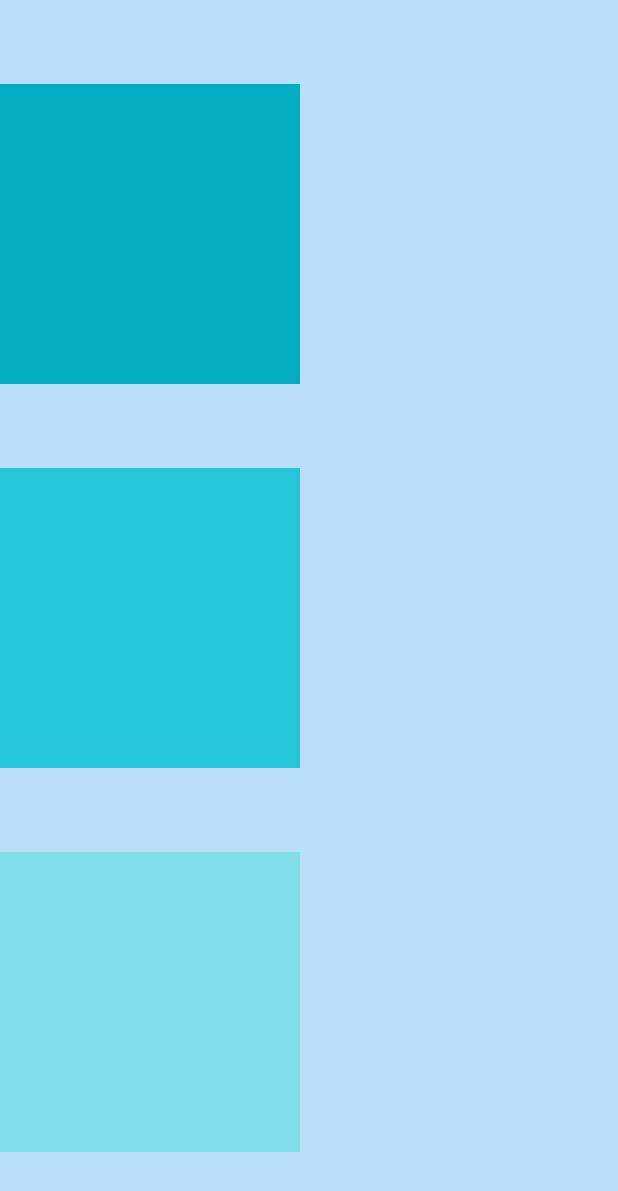
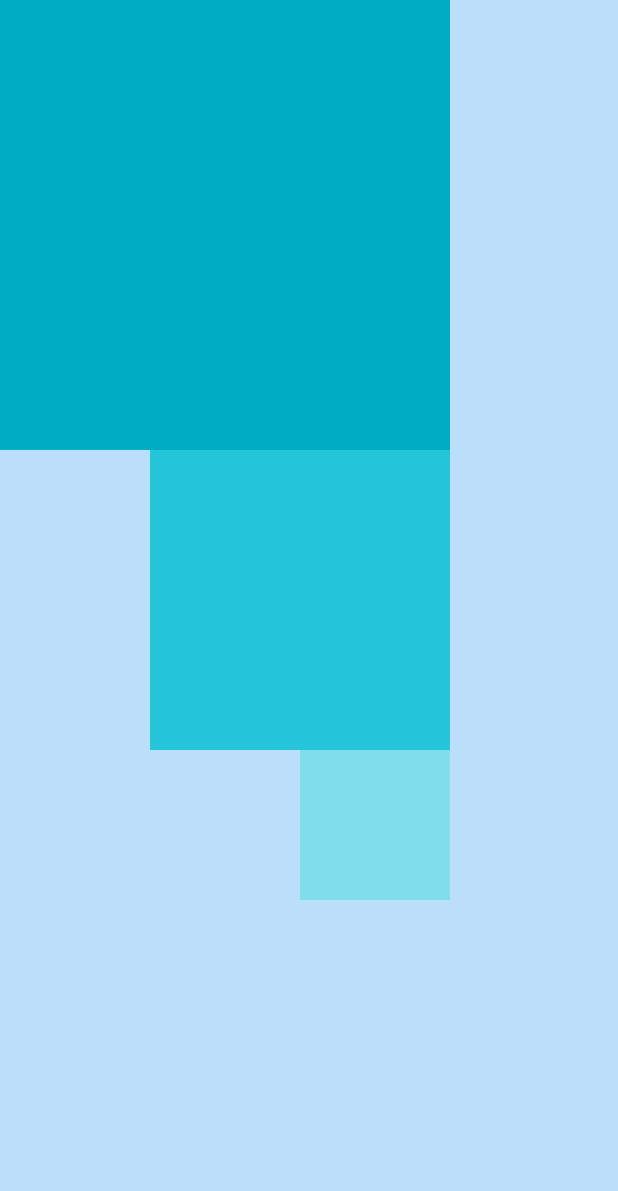
Before and after one commit to Balint90/basic_widgets, a Flutter app: the screen it shows after launch, on a phone screen of 412 x 824 dp. Shown: the top 1191 px of the screen. Run offline on Flutter 3.47's test engine with Material 2 defaults, Android fonts, the phone set to English and light mode, and no system bars.

Commit message:
Add CrossAxisAlignment

```diff
--- a/lib/main.dart
+++ b/lib/main.dart
@@ -14,12 +14,12 @@ class MyApp extends StatelessWidget {
       home: Scaffold(
           backgroundColor: Colors.blue[100],
           body: Column(
-            mainAxisAlignment: MainAxisAlignment.spaceEvenly,
+            crossAxisAlignment: CrossAxisAlignment.end,
             children: [
               //list of widgets
               Container(
-                width: 200,
-                height: 200,
+                width: 300,
+                height: 300,
                 color: Colors.cyan[600],
               ),
               Container(
@@ -28,8 +28,8 @@ class MyApp extends StatelessWidget {
                 color: Colors.cyan[400],
               ),
               Container(
-                width: 200,
-                height: 200,
+                width: 100,
+                height: 100,
                 color: Colors.cyan[200],
               ),
             ],
```
